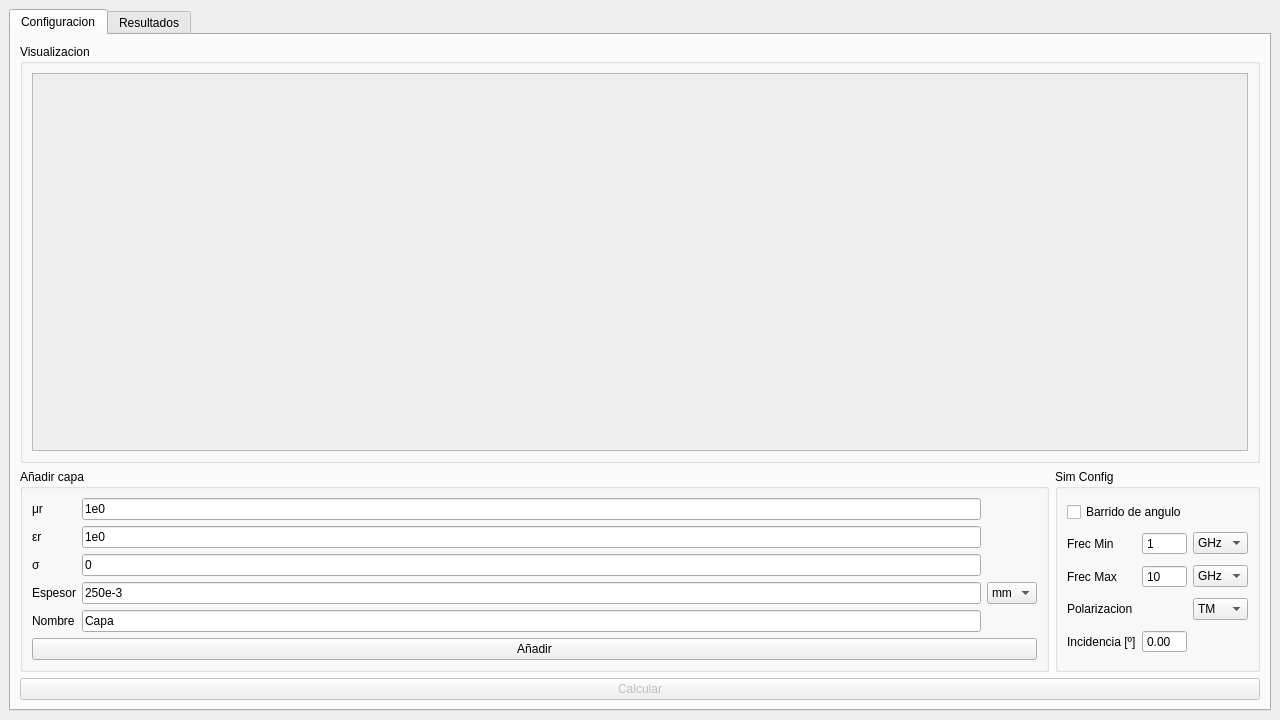
First picture: the form in UI/Main.ui, repository GullinoAgus/reWave, before the edit.
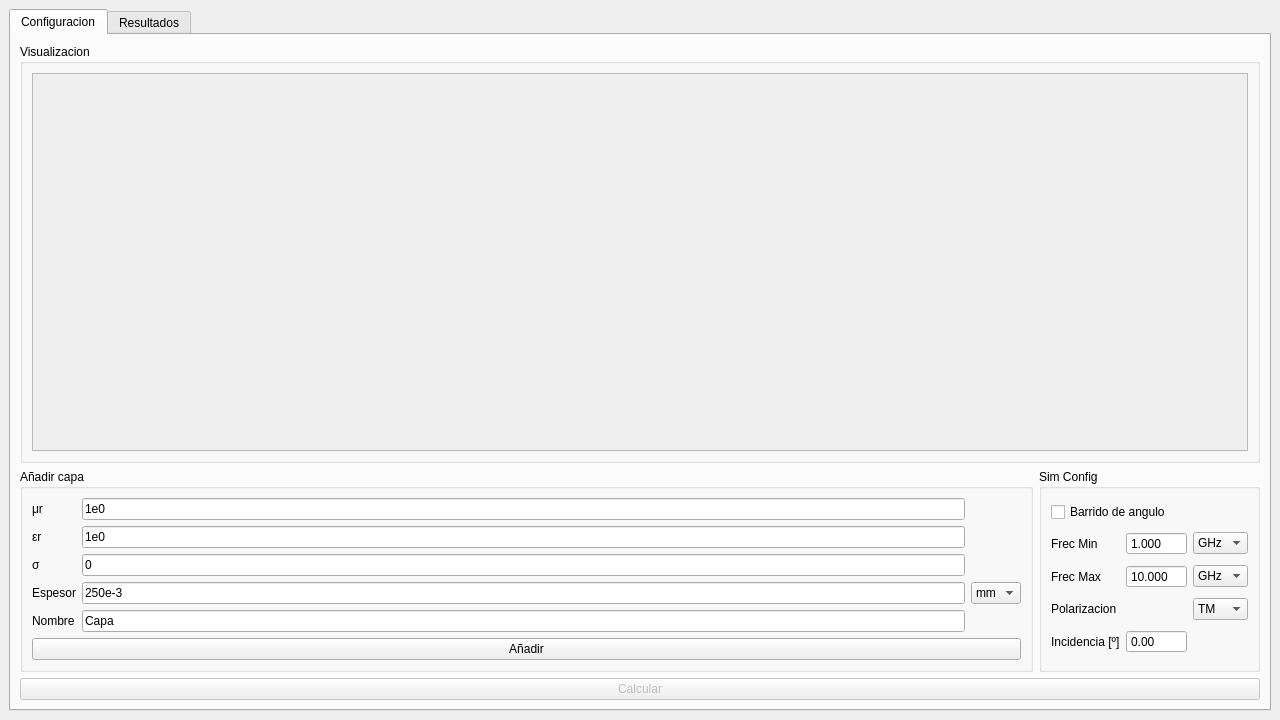
Second picture: the form after the edit.

Commit message: me quedan 2 ejemplos

Patch:
```diff
--- a/UI/Main.ui
+++ b/UI/Main.ui
@@ -225,22 +225,6 @@
              </property>
             </widget>
            </item>
-           <item row="2" column="2">
-            <widget class="QSpinBox" name="max_freq_input">
-             <property name="buttonSymbols">
-              <enum>QAbstractSpinBox::ButtonSymbols::NoButtons</enum>
-             </property>
-             <property name="minimum">
-              <number>1</number>
-             </property>
-             <property name="maximum">
-              <number>1000</number>
-             </property>
-             <property name="value">
-              <number>10</number>
-             </property>
-            </widget>
-           </item>
            <item row="4" column="1">
             <widget class="QLabel" name="incidence_label">
              <property name="text">
@@ -273,25 +257,6 @@
              </property>
             </widget>
            </item>
-           <item row="1" column="2">
-            <widget class="QSpinBox" name="min_freq_input">
-             <property name="buttonSymbols">
-              <enum>QAbstractSpinBox::ButtonSymbols::NoButtons</enum>
-             </property>
-             <property name="correctionMode">
-              <enum>QAbstractSpinBox::CorrectionMode::CorrectToPreviousValue</enum>
-             </property>
-             <property name="minimum">
-              <number>1</number>
-             </property>
-             <property name="maximum">
-              <number>1000</number>
-             </property>
-             <property name="value">
-              <number>1</number>
-             </property>
-            </widget>
-           </item>
            <item row="2" column="3">
             <widget class="QComboBox" name="max_freq_unit_CB">
              <item>
@@ -332,6 +297,44 @@
              </item>
             </widget>
            </item>
+           <item row="1" column="2">
+            <widget class="QDoubleSpinBox" name="min_freq_input">
+             <property name="buttonSymbols">
+              <enum>QAbstractSpinBox::ButtonSymbols::NoButtons</enum>
+             </property>
+             <property name="correctionMode">
+              <enum>QAbstractSpinBox::CorrectionMode::CorrectToPreviousValue</enum>
+             </property>
+             <property name="decimals">
+              <number>3</number>
+             </property>
+             <property name="minimum">
+              <double>1.000000000000000</double>
+             </property>
+             <property name="maximum">
+              <double>1000.000000000000000</double>
+             </property>
+            </widget>
+           </item>
+           <item row="2" column="2">
+            <widget class="QDoubleSpinBox" name="max_freq_input">
+             <property name="buttonSymbols">
+              <enum>QAbstractSpinBox::ButtonSymbols::NoButtons</enum>
+             </property>
+             <property name="decimals">
+              <number>3</number>
+             </property>
+             <property name="minimum">
+              <double>1.000000000000000</double>
+             </property>
+             <property name="maximum">
+              <double>1000.000000000000000</double>
+             </property>
+             <property name="value">
+              <double>10.000000000000000</double>
+             </property>
+            </widget>
+           </item>
           </layout>
          </widget>
         </item>
```
The commit also changes 1 other file.
